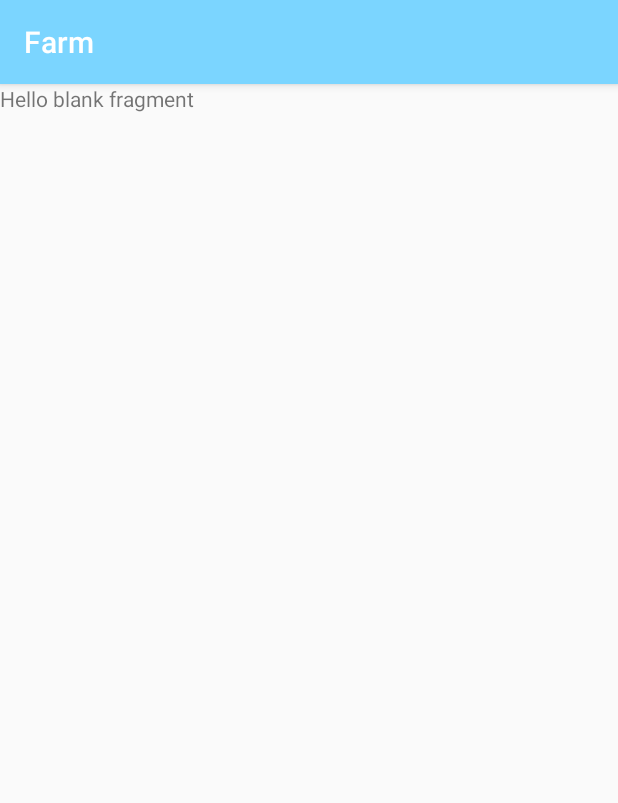
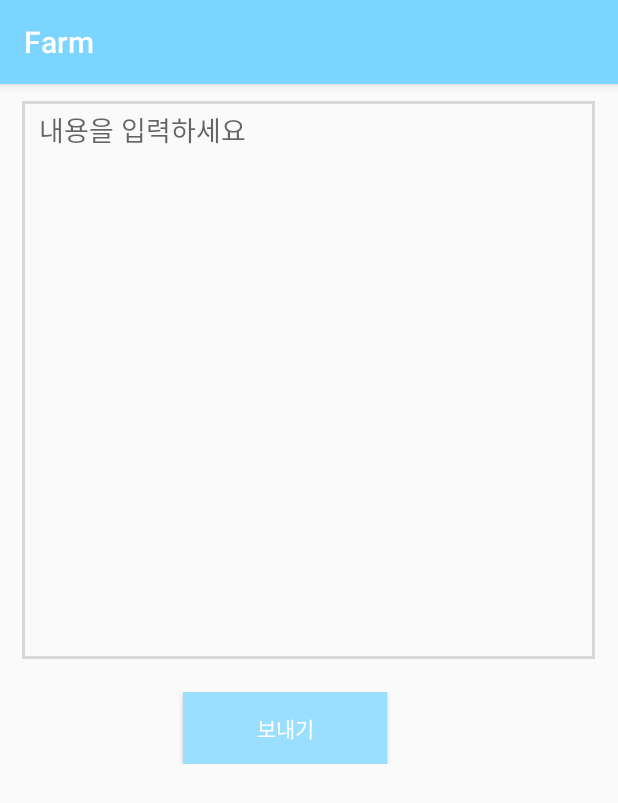
Before and after one commit to ShinHyeYong/TeamProject, an Android app: the fragment QnaFragment shown on its own in the app's theme, on a phone screen of 412 x 824 dp. Shown: the top 803 px of the screen. Run offline under Robolectric (Android 15) with nearby library versions, the phone set to English and light mode, and no system bars.

Commit message:
Send Email

```diff
--- a/app/src/main/java/main/fragment/drawer/QnaFragment.java
+++ b/app/src/main/java/main/fragment/drawer/QnaFragment.java
@@ -1,14 +1,23 @@
 package main.fragment.drawer;
 
+import android.content.Intent;
+import android.net.Uri;
 import android.os.Bundle;
 import android.support.v4.app.Fragment;
 import android.view.LayoutInflater;
 import android.view.View;
 import android.view.ViewGroup;
+import android.widget.Button;
+import android.widget.EditText;
 
 import psj.hahaha.R;
 
-public class QnaFragment extends Fragment {
+public class QnaFragment extends Fragment implements View.OnClickListener {
+
+    EditText et;
+
+    private final String MAIL_TO = "shy954006@gmail.com";
+    private final String MAIL_TITLE = "~~에 관해 문의 드립니다.";
 
     public QnaFragment() {
         // Required empty public constructor
@@ -26,11 +35,31 @@ public class QnaFragment extends Fragment {
         super.onCreate(savedInstanceState);
     }
 
+    Button button;
+
     @Override
     public View onCreateView(LayoutInflater inflater, ViewGroup container,
                              Bundle savedInstanceState) {
-        // Inflate the layout for this main.fragment
-        return inflater.inflate(R.layout.fragment_qna, container, false);
+        setHasOptionsMenu(true);
+        View fragment1View = inflater.inflate(R.layout.fragment_qna, container, false);
+        button = (Button) fragment1View.findViewById(R.id.bt_help);
+        et = (EditText) fragment1View.findViewById(R.id.et);
+
+        button.setOnClickListener(this);
+        return fragment1View;
     }
 
+    @Override
+    public void onClick(View v) {
+        if (v.getId() == R.id.bt_help) {
+            // 메일내용
+            String text = et.getText().toString();
+            String mail = "mailto:" + MAIL_TO;
+            Intent intent = new Intent(Intent.ACTION_SENDTO, Uri.parse(mail));
+            intent.putExtra(Intent.EXTRA_SUBJECT, MAIL_TITLE);
+            intent.putExtra(Intent.EXTRA_TEXT, text);
+
+            this.startActivity(intent);
+        }
+    }
 }
--- a/app/src/main/res/layout/fragment_qna.xml
+++ b/app/src/main/res/layout/fragment_qna.xml
@@ -1,14 +1,57 @@
-<FrameLayout xmlns:android="http://schemas.android.com/apk/res/android"
-    xmlns:tools="http://schemas.android.com/tools"
-    android:id="@+id/fragment_qna"
-    android:layout_width="match_parent"
-    android:layout_height="match_parent"
-    tools:context="main.fragment.drawer.QnaFragment">
+<?xml version="1.0" encoding="utf-8"?>
+<RelativeLayout xmlns:android="http://schemas.android.com/apk/res/android"
+    android:layout_width="fill_parent"
+    android:layout_height="fill_parent"
+    android:orientation="vertical" >
 
-    <!-- TODO: Update blank main.fragment layout -->
-    <TextView
+
+    <RelativeLayout
         android:layout_width="match_parent"
-        android:layout_height="match_parent"
-        android:text="@string/hello_blank_fragment" />
+        android:layout_height="383dp"
+        android:layout_above="@+id/relativeLayout18"
+        android:layout_alignParentStart="true"
+        android:layout_marginBottom="22dp"
+        android:layout_below="@+id/relativeLayout19"
+        android:id="@+id/relativeLayout20">
+        <EditText
+            android:layout_marginTop="11dp"
+            android:id="@+id/et"
+            android:layout_width="match_parent"
+            android:layout_height="match_parent"
+            android:layout_marginLeft="10dp"
+            android:layout_marginRight="20dp"
+            android:layout_weight="0.90"
+            android:background="@drawable/xml_border"
+            android:gravity="top"
+            android:hint="내용을 입력하세요"
+            android:inputType="text|textMultiLine"
+            android:paddingStart="11dp"
+            android:paddingTop="5dp"
+            android:layout_centerHorizontal="true" />
+    </RelativeLayout>
 
-</FrameLayout>
+
+    <RelativeLayout
+        android:layout_width="match_parent"
+        android:layout_height="wrap_content"
+        android:gravity="center"
+        android:orientation="horizontal"
+        android:weightSum="1"
+        android:id="@+id/relativeLayout17"
+        android:layout_below="@+id/relativeLayout20"
+        android:layout_alignParentStart="true">
+
+    <Button
+        android:id="@+id/bt_help"
+        android:layout_width="136dp"
+        android:layout_height="wrap_content"
+        android:background="#9adfff"
+        android:onClick="goMain"
+        android:text="보내기"
+        android:textColor="#FFFFFF"
+        android:layout_alignParentTop="true"
+        android:layout_alignParentEnd="true"
+        android:layout_marginEnd="32dp" />
+    </RelativeLayout>
+
+</RelativeLayout>
```
